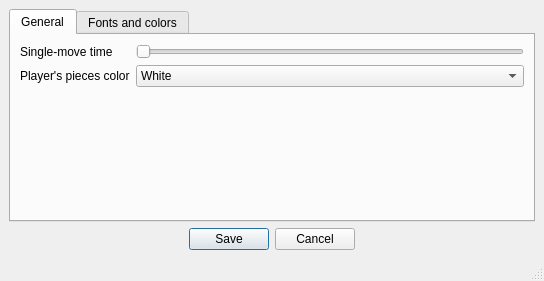
Qt form settingswindow.ui (casmonido/Qt-RoyalGameOfUr) before a commit.
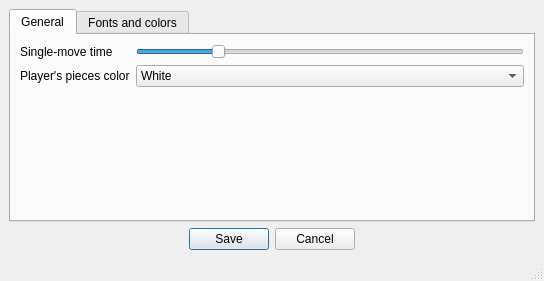
The same form after that commit.

Patch:
```diff
--- a/settingswindow.ui
+++ b/settingswindow.ui
@@ -36,6 +36,12 @@
           </item>
           <item row="0" column="1">
            <widget class="QSlider" name="horizontalSlider">
+            <property name="maximum">
+             <number>5000</number>
+            </property>
+            <property name="value">
+             <number>1000</number>
+            </property>
             <property name="orientation">
              <enum>Qt::Horizontal</enum>
             </property>
```
